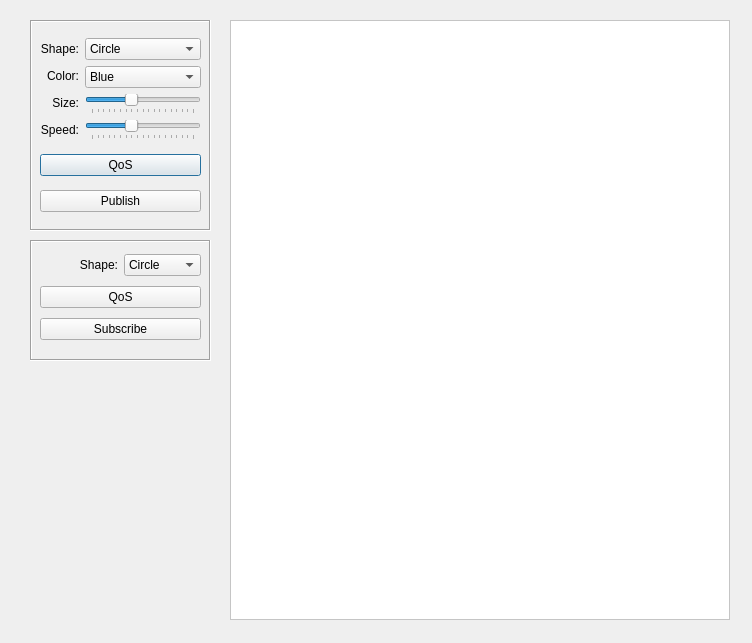
nevion/simd-cxx-old, file demo/ishapes/iShapesForm.ui: the form before one commit.
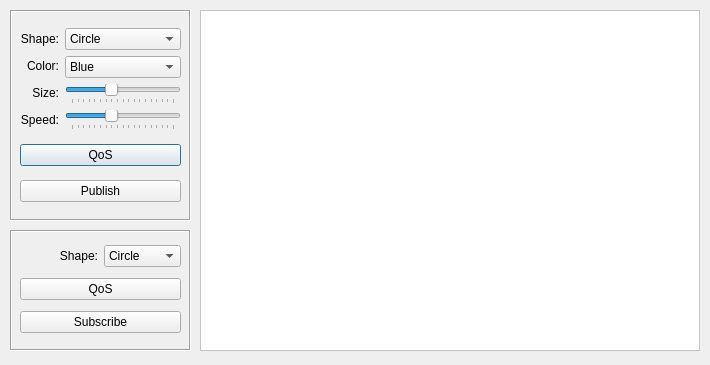
The form after the commit.

What changed in the file:
```diff
--- a/demo/ishapes/iShapesForm.ui
+++ b/demo/ishapes/iShapesForm.ui
@@ -5,24 +5,19 @@
   <property name="windowModality">
    <enum>Qt::NonModal</enum>
   </property>
-  <property name="geometry">
-   <rect>
-    <x>0</x>
-    <y>0</y>
-    <width>752</width>
-    <height>643</height>
-   </rect>
+  <property name="enabled">
+   <bool>true</bool>
   </property>
   <property name="minimumSize">
    <size>
-    <width>752</width>
-    <height>643</height>
+    <width>710</width>
+    <height>365</height>
    </size>
   </property>
   <property name="maximumSize">
    <size>
-    <width>752</width>
-    <height>643</height>
+    <width>710</width>
+    <height>365</height>
    </size>
   </property>
   <property name="windowTitle">
@@ -37,8 +32,8 @@
   <widget class="QFrame" name="frame">
    <property name="geometry">
     <rect>
-     <x>30</x>
-     <y>20</y>
+     <x>10</x>
+     <y>10</y>
      <width>181</width>
      <height>211</height>
     </rect>
@@ -55,7 +50,7 @@
       <x>10</x>
       <y>10</y>
       <width>161</width>
-      <height>191</height>
+      <height>193</height>
      </rect>
     </property>
     <layout class="QVBoxLayout" name="verticalLayout_3">
@@ -259,8 +254,8 @@
   <widget class="QFrame" name="frame_2">
    <property name="geometry">
     <rect>
-     <x>30</x>
-     <y>240</y>
+     <x>10</x>
+     <y>230</y>
      <width>181</width>
      <height>121</height>
     </rect>
@@ -277,7 +272,7 @@
       <x>10</x>
       <y>10</y>
       <width>161</width>
-      <height>97</height>
+      <height>99</height>
      </rect>
     </property>
     <layout class="QVBoxLayout" name="verticalLayout_4">
@@ -334,10 +329,10 @@
   <widget class="QFrame" name="renderFrame">
    <property name="geometry">
     <rect>
-     <x>230</x>
-     <y>20</y>
+     <x>200</x>
+     <y>10</y>
      <width>500</width>
-     <height>600</height>
+     <height>341</height>
     </rect>
    </property>
    <property name="sizePolicy">
@@ -346,6 +341,18 @@
      <verstretch>0</verstretch>
     </sizepolicy>
    </property>
+   <property name="minimumSize">
+    <size>
+     <width>500</width>
+     <height>341</height>
+    </size>
+   </property>
+   <property name="maximumSize">
+    <size>
+     <width>500</width>
+     <height>341</height>
+    </size>
+   </property>
    <property name="palette">
     <palette>
      <active>
```
Left out of the diff: 51 changed lines with no effect on the pictures.
